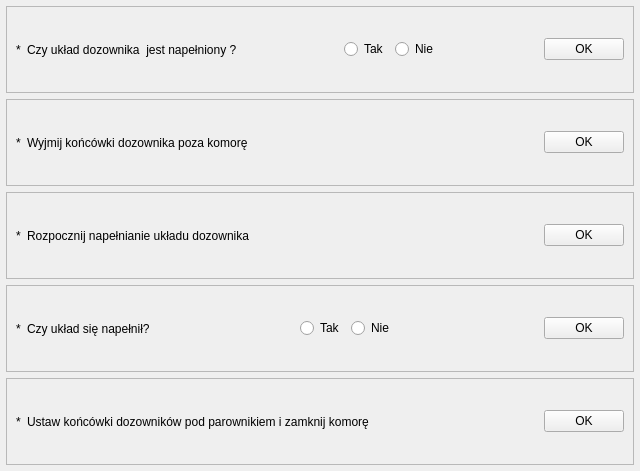
Old version of the form app/nowytest_2.ui in the repository wiacekmarcin/StanowiskoChemiczne.
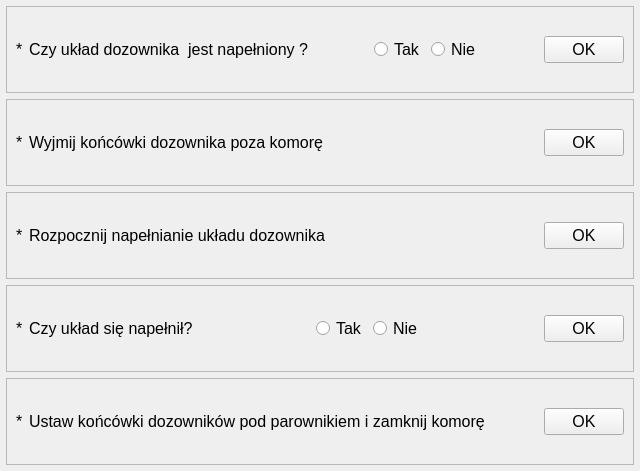
New version of the form. Custom widgets are drawn as their Qt base class.

Diff of the .ui file:
```diff
--- a/app/nowytest_2.ui
+++ b/app/nowytest_2.ui
@@ -10,6 +10,12 @@
     <height>471</height>
    </rect>
   </property>
+    <property name="font">
+   <font>
+    <family>Tahoma</family>
+    <pointsize>12</pointsize>
+   </font>
+  </property>
   <property name="windowTitle">
    <string>Dialog</string>
   </property>
```
Left out of the diff: 5 changed lines with no effect on the pictures.
